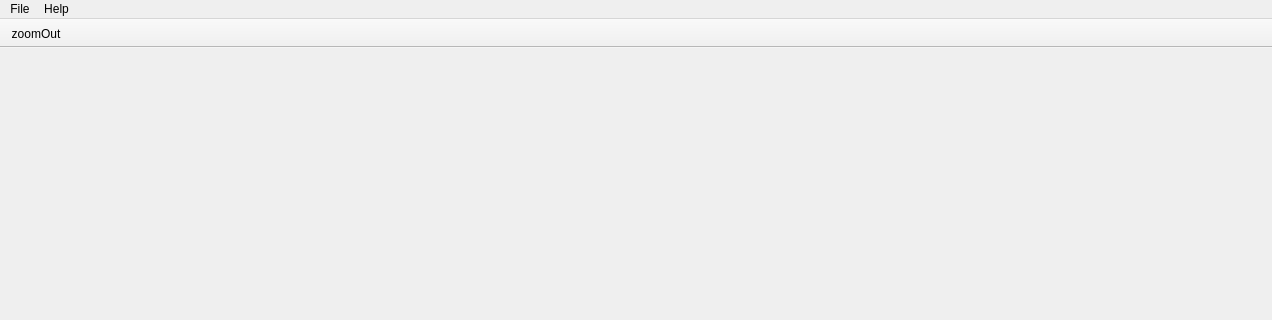
This is app/mainwindow.ui in daviddrell/visualsc as Qt 5 draws it before an edit; both pictures show x 0 to 1272 and y 0 to 320 of the 1272 by 544 pixel window. The edited form follows.
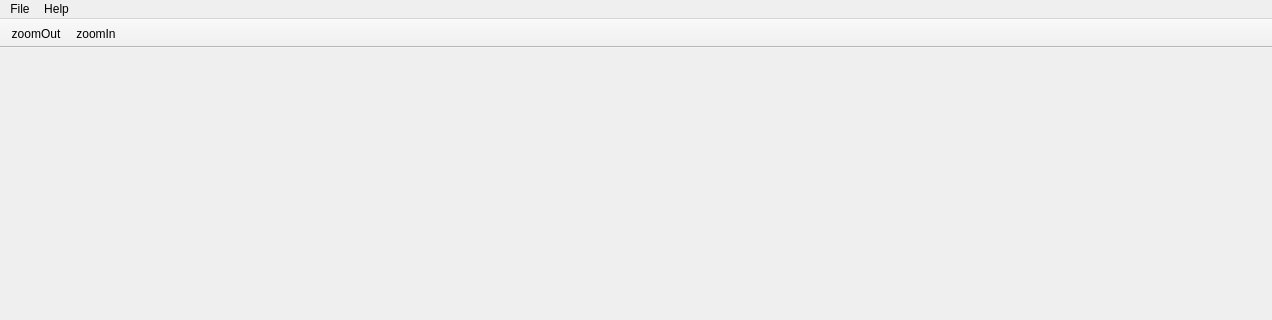
This is the edited form. Icons and pictures are not drawn.

Commit message: Added zoom buttons

What changed in the file:
```diff
--- a/app/mainwindow.ui
+++ b/app/mainwindow.ui
@@ -128,6 +128,7 @@
     <bool>false</bool>
    </attribute>
    <addaction name="actionZoomOut"/>
+   <addaction name="actionZoomIn"/>
   </widget>
   <action name="actionNew">
    <property name="checkable">
@@ -248,6 +249,15 @@
     <string>zoomOut</string>
    </property>
   </action>
+  <action name="actionZoomIn">
+   <property name="icon">
+    <iconset resource="../scformview/resources/scformview.qrc">
+     <normaloff>:/SCFormView/zoomin.png</normaloff>:/SCFormView/zoomin.png</iconset>
+   </property>
+   <property name="text">
+    <string>zoomIn</string>
+   </property>
+  </action>
  </widget>
  <layoutdefault spacing="6" margin="11"/>
  <resources>
```
Left out of the diff: 2 changed lines with no effect on the pictures. The commit also changes 16 other files.
